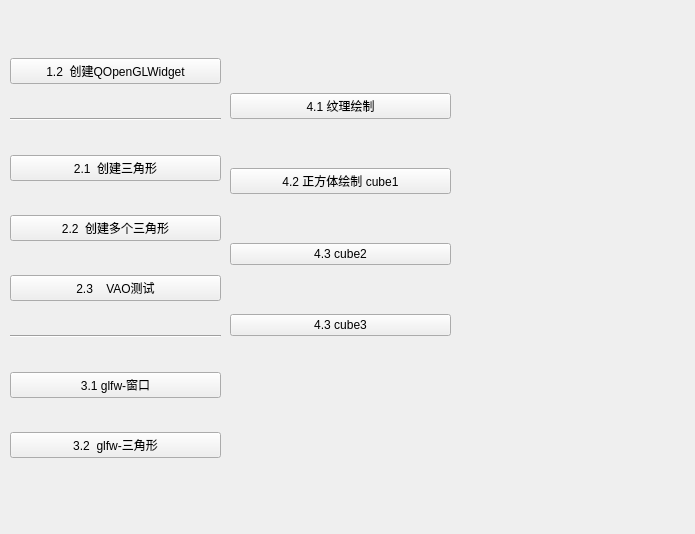
This is mainwindow.ui in xluu233/OpenGL-Tools as Qt 5 draws it before an edit. The edited form follows.
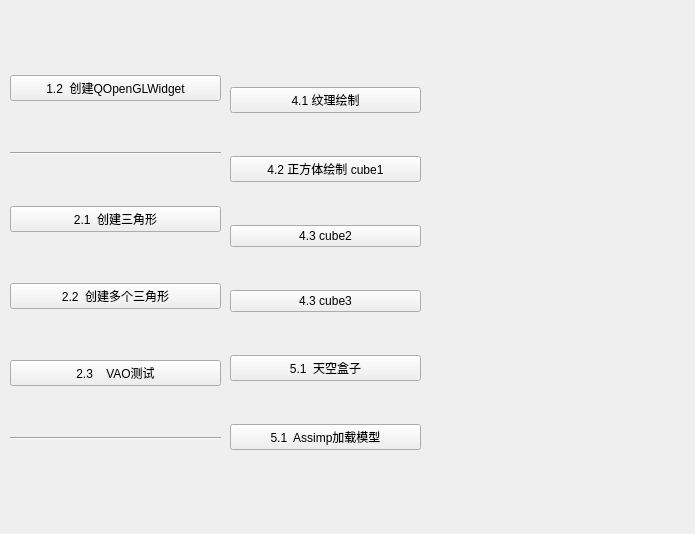
This is the edited form.

The edit to the form file:
```diff
--- a/mainwindow.ui
+++ b/mainwindow.ui
@@ -66,20 +66,6 @@
        </property>
       </widget>
      </item>
-     <item>
-      <widget class="QPushButton" name="btn_create_glfw_1">
-       <property name="text">
-        <string>3.1 glfw-窗口</string>
-       </property>
-      </widget>
-     </item>
-     <item>
-      <widget class="QPushButton" name="btn_create_glfw_2">
-       <property name="text">
-        <string>3.2  glfw-三角形</string>
-       </property>
-      </widget>
-     </item>
     </layout>
    </widget>
    <widget class="QWidget" name="layoutWidget">
@@ -87,8 +73,8 @@
      <rect>
       <x>230</x>
       <y>50</y>
-      <width>221</width>
-      <height>331</height>
+      <width>191</width>
+      <height>441</height>
      </rect>
     </property>
     <layout class="QVBoxLayout" name="verticalLayout_2">
@@ -120,6 +106,20 @@
        </property>
       </widget>
      </item>
+     <item>
+      <widget class="QPushButton" name="btn_shy_box">
+       <property name="text">
+        <string>5.1  天空盒子</string>
+       </property>
+      </widget>
+     </item>
+     <item>
+      <widget class="QPushButton" name="btn_assimp_model">
+       <property name="text">
+        <string>5.1  Assimp加载模型</string>
+       </property>
+      </widget>
+     </item>
     </layout>
    </widget>
   </widget>
```
